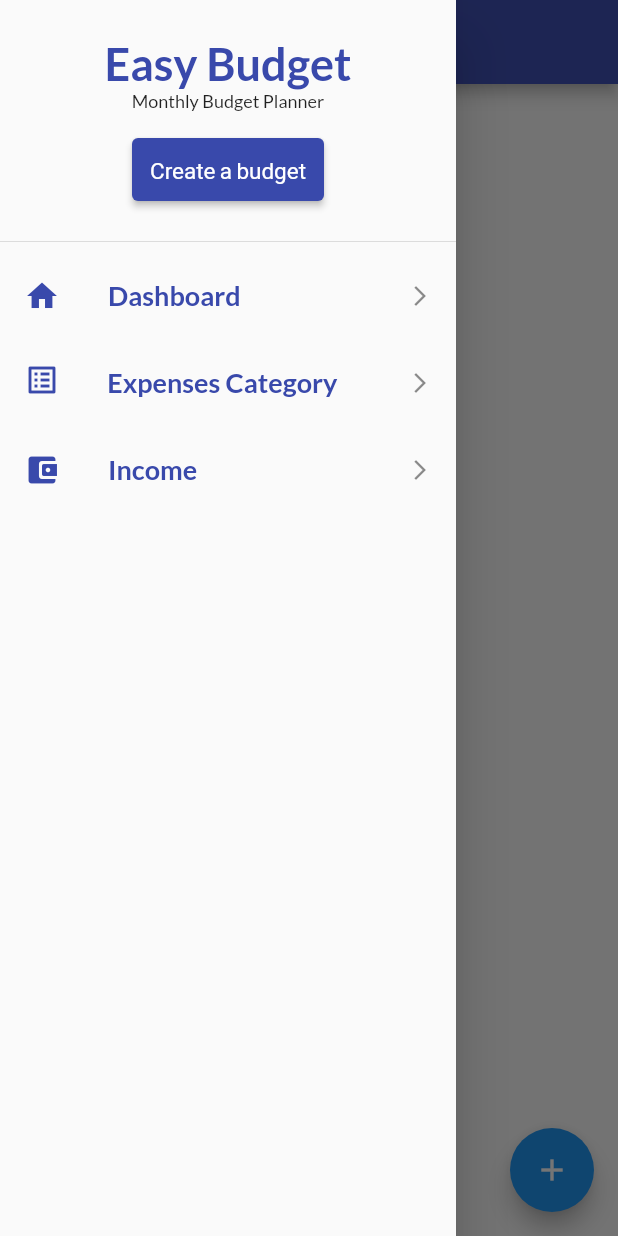
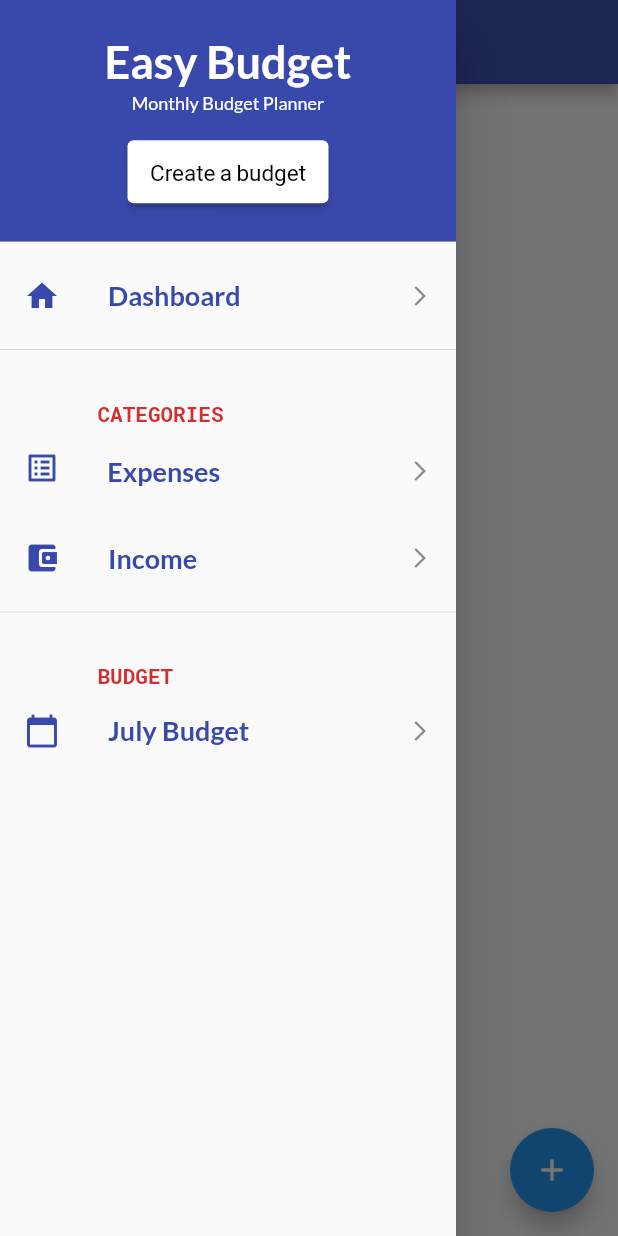
Before and after one commit to Dinesh31946/Budget_App, a Flutter app: the CategoryPage screen opened by its route, in the side drawer, after a tap on "Create a budget", on a phone screen of 412 x 824 dp. Run offline on Flutter 3.47's test engine with Material 2 defaults, Android fonts, the phone set to English and light mode, and no system bars; our stand-ins replace flutter_svg, google_fonts, sqflite; accounts and stored records are empty.

Commit message:
drawer design changed

```diff
--- a/lib/Database/databaseHelper.dart
+++ b/lib/Database/databaseHelper.dart
@@ -35,7 +35,7 @@ class DB {
           isActive BOOLEAN NOT NULL,
           createdTime DATETIME DEFAULT (cast(strftime('%s','now') as int)),
           createdBy TEXT NOT NULL,
-          FOREIGN KEY(parentId) REFERENCES $tableCategory (id) ON DELETE NO ACTION ON UPDATE NO ACTION
+          FOREIGN KEY(parentId) REFERENCES $tableCategory (id) ON DELETE CASCADE ON UPDATE CASCADE
         )
       ''');
   }
@@ -58,13 +58,13 @@ class DB {
     return categories.map((e) => CategoryModel.fromMap(e)).toList();
   }
 
-  // //get category id and name data
-  // Future<List<CategoryModel>> getName() async {
-  //   final db = await instance.database;
-  //   final List<Map<String, Object?>> categories =
-  //       await db.query("SELECT id, name FROM $tableCategory");
-  //   return categories.map((e) => CategoryModel.fromMap(e)).toList();
-  // }
+  // //get parent category data
+  Future<List<CategoryModel>> getParentData() async {
+    final db = await instance.database;
+    final List<Map<String, Object?>> parentData =
+        await db.query("category", where: 'id = parentId');
+    return parentData.map((e) => CategoryModel.fromMap(e)).toList();
+  }
 
   Future<int> updateCategory(CategoryModel categoryModel, int id) async {
     final db = await instance.database;
--- a/lib/pages/Login/component/body.dart
+++ b/lib/pages/Login/component/body.dart
@@ -6,7 +6,6 @@ import 'package:budget_app/pages/components/rounded_password_field.dart';
 import 'package:budget_app/utils/routes.dart';
 import 'package:flutter/material.dart';
 import 'package:flutter_svg/flutter_svg.dart';
-import 'package:google_fonts/google_fonts.dart';
 
 class Body extends StatefulWidget {
   @override
--- a/lib/widgets/drawer/components/drawerList.dart
+++ b/lib/widgets/drawer/components/drawerList.dart
@@ -1,5 +1,6 @@
 import 'package:budget_app/utils/routes.dart';
 import 'package:flutter/material.dart';
+import 'package:google_fonts/google_fonts.dart';
 
 class DrawrList extends StatefulWidget {
   const DrawrList({
@@ -30,11 +31,24 @@ class _DrawrListState extends State<DrawrList> {
           },
           trailing: Icon(Icons.arrow_forward_ios, size: 16),
         ),
+        Divider(),
+        Container(
+          padding: EdgeInsets.only(left: 65, top: 25),
+          alignment: Alignment.centerLeft,
+          child: Text(
+            "CATEGORIES",
+            style: TextStyle(
+                fontSize: 14,
+                fontWeight: FontWeight.bold,
+                fontFamily: GoogleFonts.robotoMono().fontFamily,
+                color: Colors.red.shade700),
+          ),
+        ),
         ListTile(
           visualDensity: VisualDensity(horizontal: -2, vertical: 1),
           leading: Icon(Icons.list_alt_outlined, color: Colors.indigo[600]),
           title: Text(
-            " Expenses Category",
+            " Expenses",
             style: TextStyle(
               fontSize: 18,
               fontWeight: FontWeight.bold,
@@ -62,6 +76,32 @@ class _DrawrListState extends State<DrawrList> {
           },
           trailing: Icon(Icons.arrow_forward_ios, size: 16),
         ),
+        Divider(),
+        Container(
+          padding: EdgeInsets.only(left: 65, top: 25),
+          alignment: Alignment.centerLeft,
+          child: Text(
+            "BUDGET",
+            style: TextStyle(
+                fontSize: 14,
+                fontFamily: GoogleFonts.robotoMono().fontFamily,
+                fontWeight: FontWeight.bold,
+                color: Colors.red.shade700),
+          ),
+        ),
+        ListTile(
+          leading: Icon(Icons.calendar_today, color: Colors.indigo[600]),
+          title: Text(
+            "July Budget",
+            style: TextStyle(
+              fontSize: 18,
+              fontWeight: FontWeight.bold,
+              color: Colors.indigo[600],
+            ),
+          ),
+          onTap: () async {},
+          trailing: Icon(Icons.arrow_forward_ios, size: 16),
+        ),
       ],
     );
   }
--- a/lib/widgets/drawer/drawer.dart
+++ b/lib/widgets/drawer/drawer.dart
@@ -14,6 +14,7 @@ class MyDrawer extends StatelessWidget {
         padding: EdgeInsets.zero,
         children: [
           DrawerHeader(
+            decoration: BoxDecoration(color: Colors.indigo[600]),
             padding: EdgeInsets.zero,
             child: Column(
               mainAxisAlignment: MainAxisAlignment.center,
@@ -24,11 +25,14 @@ class MyDrawer extends StatelessWidget {
                         style: TextStyle(
                           fontSize: 30,
                           fontWeight: FontWeight.bold,
-                          color: Colors.indigo[600],
+                          color: Colors.white,
                         )),
+                    SizedBox(
+                      height: 3,
+                    ),
                     Text(
                       "Monthly Budget Planner",
-                      style: TextStyle(fontSize: 12),
+                      style: TextStyle(fontSize: 12, color: Colors.white),
                     ),
                   ],
                 ),
@@ -37,12 +41,15 @@ class MyDrawer extends StatelessWidget {
                 ),
                 ElevatedButton(
                   style: ElevatedButton.styleFrom(
-                    primary: Colors.indigo[600],
-                    padding: EdgeInsets.symmetric(horizontal: 12, vertical: 12),
+                    primary: Colors.white,
+                    padding: EdgeInsets.symmetric(horizontal: 15, vertical: 12),
                     textStyle: TextStyle(fontSize: 15),
                   ),
                   onPressed: () {},
-                  child: Text("Create a budget"),
+                  child: Text(
+                    "Create a budget",
+                    style: TextStyle(color: Colors.black),
+                  ),
                 )
               ],
             ),
```
